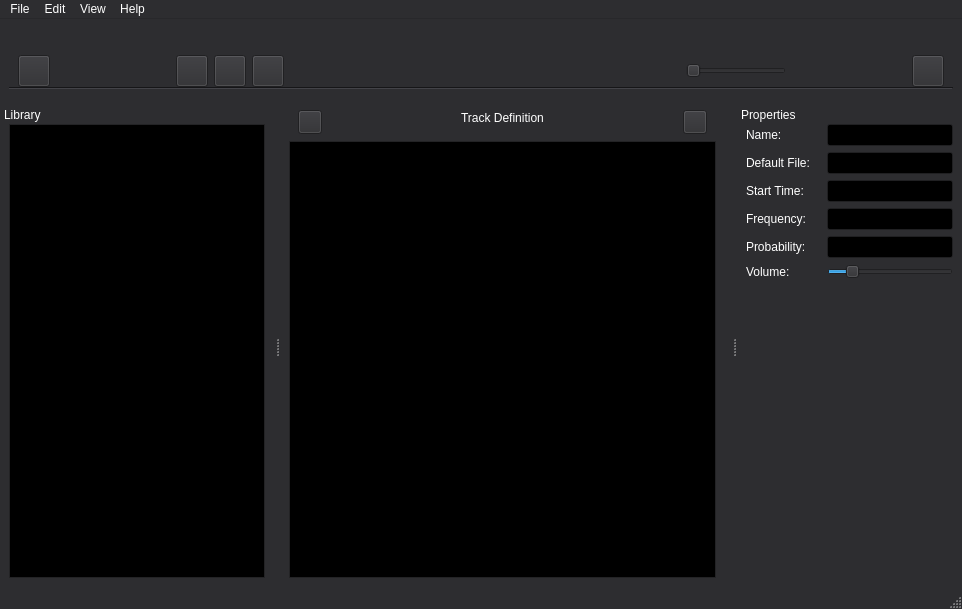
Qt form src/pgta_composer/forms/mainwindow.ui (PGTA/PGTAComposer) before a commit.
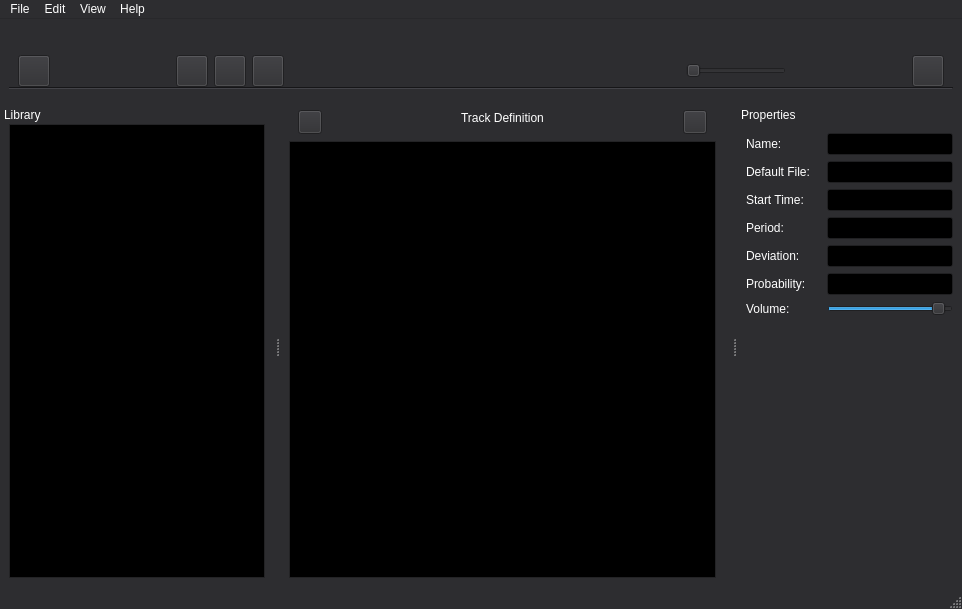
The same form after that commit. Icons and pictures are not drawn.

Patch:
```diff
--- a/src/pgta_composer/forms/mainwindow.ui
+++ b/src/pgta_composer/forms/mainwindow.ui
@@ -1027,10 +1027,7 @@
     <number>2</number>
    </attribute>
    <widget class="QWidget" name="dockWidgetContents">
-    <layout class="QVBoxLayout" name="verticalLayout_2">
-     <property name="topMargin">
-      <number>0</number>
-     </property>
+    <layout class="QHBoxLayout" name="horizontalLayout_9">
      <item>
       <layout class="QVBoxLayout" name="verticalLayout">
        <item>
@@ -1104,12 +1101,32 @@
             </size>
            </property>
            <property name="text">
-            <string>Frequency:</string>
+            <string>Period:</string>
            </property>
           </widget>
          </item>
          <item>
-          <widget class="QLineEdit" name="EditFrequency"/>
+          <widget class="QLineEdit" name="EditPeriod"/>
+         </item>
+        </layout>
+       </item>
+       <item>
+        <layout class="QHBoxLayout" name="horizontalLayout">
+         <item>
+          <widget class="QLabel" name="LabelDeviation">
+           <property name="minimumSize">
+            <size>
+             <width>75</width>
+             <height>0</height>
+            </size>
+           </property>
+           <property name="text">
+            <string>Deviation:</string>
+           </property>
+          </widget>
+         </item>
+         <item>
+          <widget class="QLineEdit" name="EditDeviation"/>
          </item>
         </layout>
        </item>
@@ -1154,10 +1171,10 @@
             <enum>Qt::StrongFocus</enum>
            </property>
            <property name="minimum">
-            <number>-18</number>
+            <number>-95</number>
            </property>
            <property name="maximum">
-            <number>96</number>
+            <number>6</number>
            </property>
            <property name="orientation">
             <enum>Qt::Horizontal</enum>
@@ -1167,11 +1184,6 @@
         </layout>
        </item>
        <item>
-        <layout class="QHBoxLayout" name="horizontalLayout_9"/>
-       </item>
-      </layout>
-     </item>
-     <item>
       <spacer name="verticalSpacer">
        <property name="orientation">
         <enum>Qt::Vertical</enum>
@@ -1183,6 +1195,8 @@
         </size>
        </property>
       </spacer>
+       </item>
+      </layout>
      </item>
     </layout>
    </widget>
```
Left out of the diff: 6 changed lines with no effect on the pictures. Lines whose indentation alone changed are shown as unchanged.
